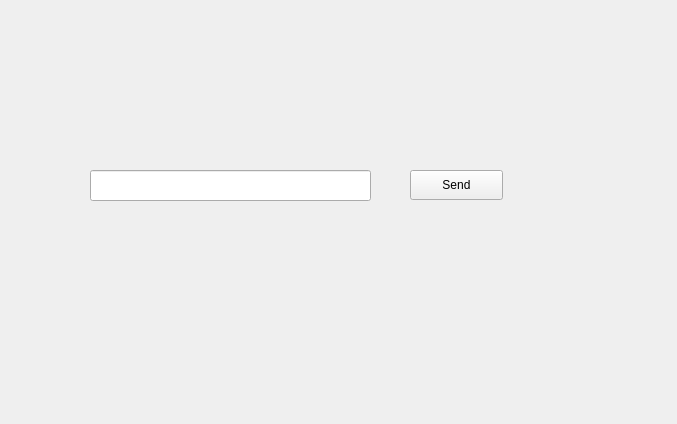
The window that simplesmtp.ui (SunriseFox/very-simple-smtp-server) describes before a commit, drawn with Qt 5.
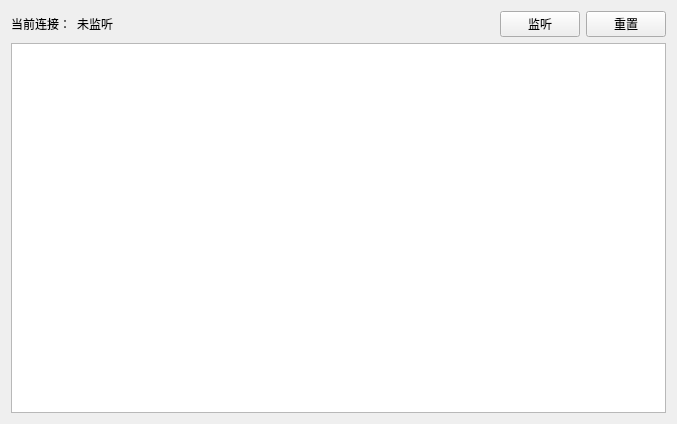
The same window after the commit.

```diff
--- a/simplesmtp.ui
+++ b/simplesmtp.ui
@@ -13,29 +13,56 @@
   <property name="windowTitle">
    <string>SimpleSMTP</string>
   </property>
-  <widget class="QPushButton" name="pushButton">
-   <property name="geometry">
-    <rect>
-     <x>410</x>
-     <y>170</y>
-     <width>93</width>
-     <height>30</height>
-    </rect>
-   </property>
-   <property name="text">
-    <string>Send</string>
-   </property>
-  </widget>
-  <widget class="QLineEdit" name="allClientMsg">
-   <property name="geometry">
-    <rect>
-     <x>90</x>
-     <y>170</y>
-     <width>281</width>
-     <height>31</height>
-    </rect>
-   </property>
-  </widget>
+  <layout class="QVBoxLayout" name="verticalLayout_2">
+   <item>
+    <layout class="QHBoxLayout" name="horizontalLayout">
+     <item>
+      <widget class="QLabel" name="label">
+       <property name="text">
+        <string>当前连接：</string>
+       </property>
+      </widget>
+     </item>
+     <item>
+      <widget class="QLabel" name="nConn">
+       <property name="text">
+        <string>未监听</string>
+       </property>
+      </widget>
+     </item>
+     <item>
+      <spacer name="horizontalSpacer">
+       <property name="orientation">
+        <enum>Qt::Horizontal</enum>
+       </property>
+       <property name="sizeHint" stdset="0">
+        <size>
+         <width>40</width>
+         <height>20</height>
+        </size>
+       </property>
+      </spacer>
+     </item>
+     <item>
+      <widget class="QPushButton" name="startListen">
+       <property name="text">
+        <string>监听</string>
+       </property>
+      </widget>
+     </item>
+     <item>
+      <widget class="QPushButton" name="resetClients">
+       <property name="text">
+        <string>重置</string>
+       </property>
+      </widget>
+     </item>
+    </layout>
+   </item>
+   <item>
+    <widget class="QTextBrowser" name="serverLog"/>
+   </item>
+  </layout>
  </widget>
  <layoutdefault spacing="6" margin="11"/>
  <resources/>
```
